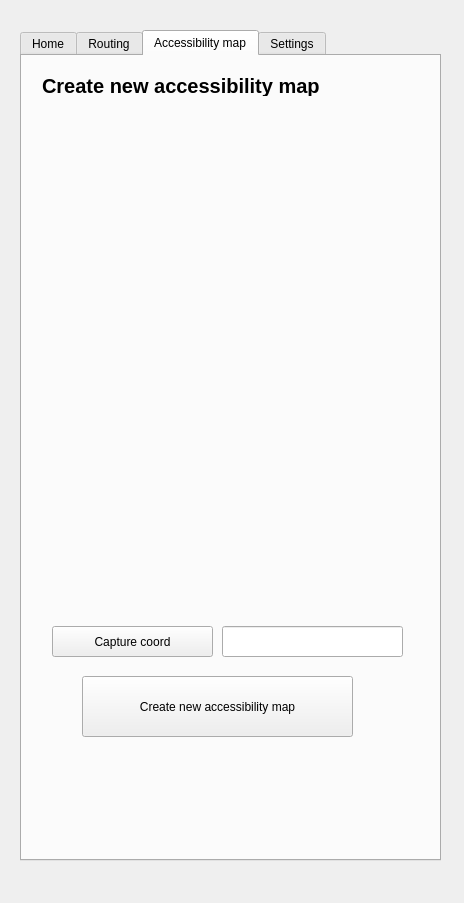
chairemobilite/transition_qgis, file transition_qgis_dockwidget_base.ui: the form before one commit.
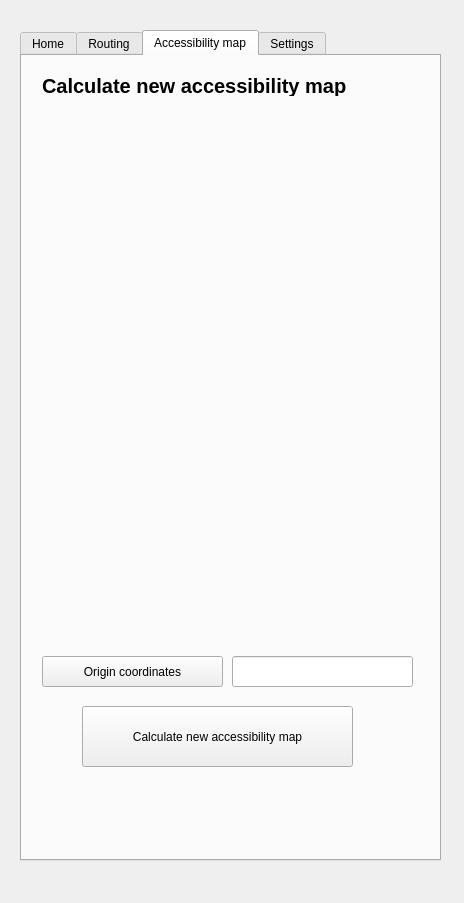
The form after the commit. The open tabs and pages were chosen to show the change.

Diff of the .ui file:
```diff
--- a/transition_qgis_dockwidget_base.ui
+++ b/transition_qgis_dockwidget_base.ui
@@ -166,34 +166,34 @@
     <widget class="QPushButton" name="accessibilityCaptureButton">
      <property name="geometry">
       <rect>
-       <x>30</x>
-       <y>570</y>
-       <width>161</width>
+       <x>20</x>
+       <y>600</y>
+       <width>181</width>
        <height>31</height>
       </rect>
      </property>
      <property name="text">
-      <string>Capture coord</string>
+      <string>Origin coordinates</string>
      </property>
     </widget>
     <widget class="QPushButton" name="accessibilityButton">
      <property name="geometry">
       <rect>
        <x>60</x>
-       <y>620</y>
+       <y>650</y>
        <width>271</width>
        <height>61</height>
       </rect>
      </property>
      <property name="text">
-      <string>Create new accessibility map</string>
+      <string>Calculate new accessibility map</string>
      </property>
     </widget>
     <widget class="QLineEdit" name="userCrsEditAccessibility">
      <property name="geometry">
       <rect>
-       <x>200</x>
-       <y>570</y>
+       <x>210</x>
+       <y>600</y>
        <width>181</width>
        <height>31</height>
       </rect>
@@ -205,7 +205,7 @@
        <x>20</x>
        <y>50</y>
        <width>371</width>
-       <height>501</height>
+       <height>541</height>
       </rect>
      </property>
      <layout class="QVBoxLayout" name="accessibilityVerticalLayout"/>
@@ -215,7 +215,7 @@
       <rect>
        <x>20</x>
        <y>20</y>
-       <width>281</width>
+       <width>371</width>
        <height>20</height>
       </rect>
      </property>
@@ -227,7 +227,7 @@
       </font>
      </property>
      <property name="text">
-      <string>Create new accessibility map</string>
+      <string>Calculate new accessibility map</string>
      </property>
     </widget>
    </widget>
```
Left out of the diff: 22 changed lines with no effect on the pictures.
